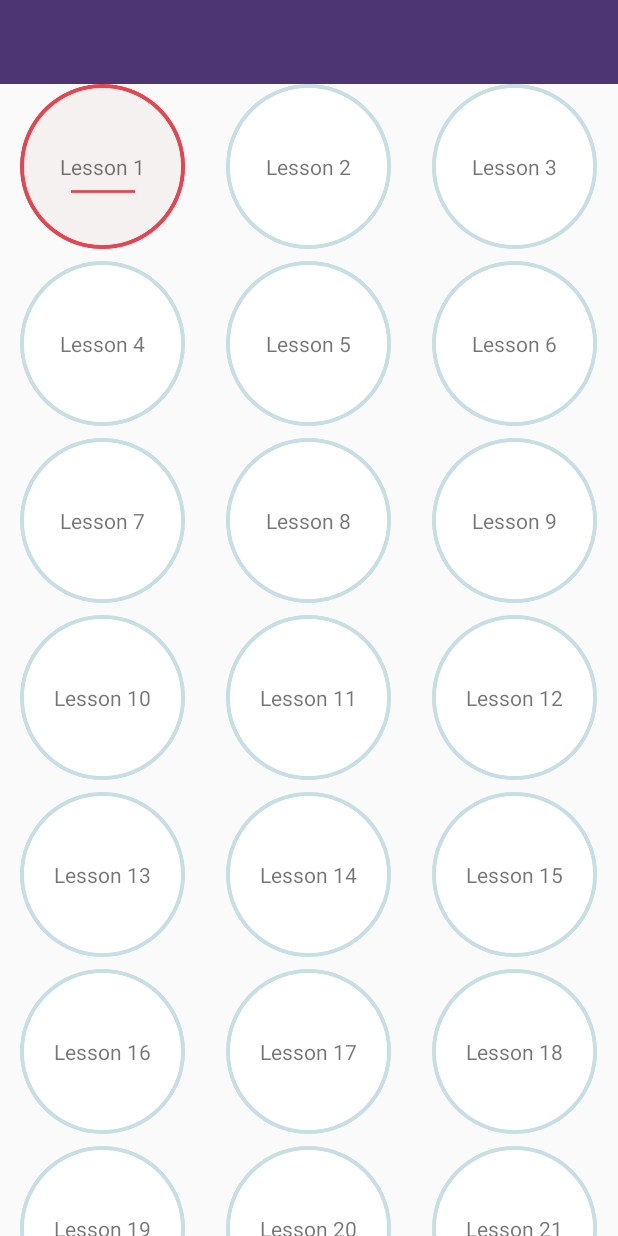
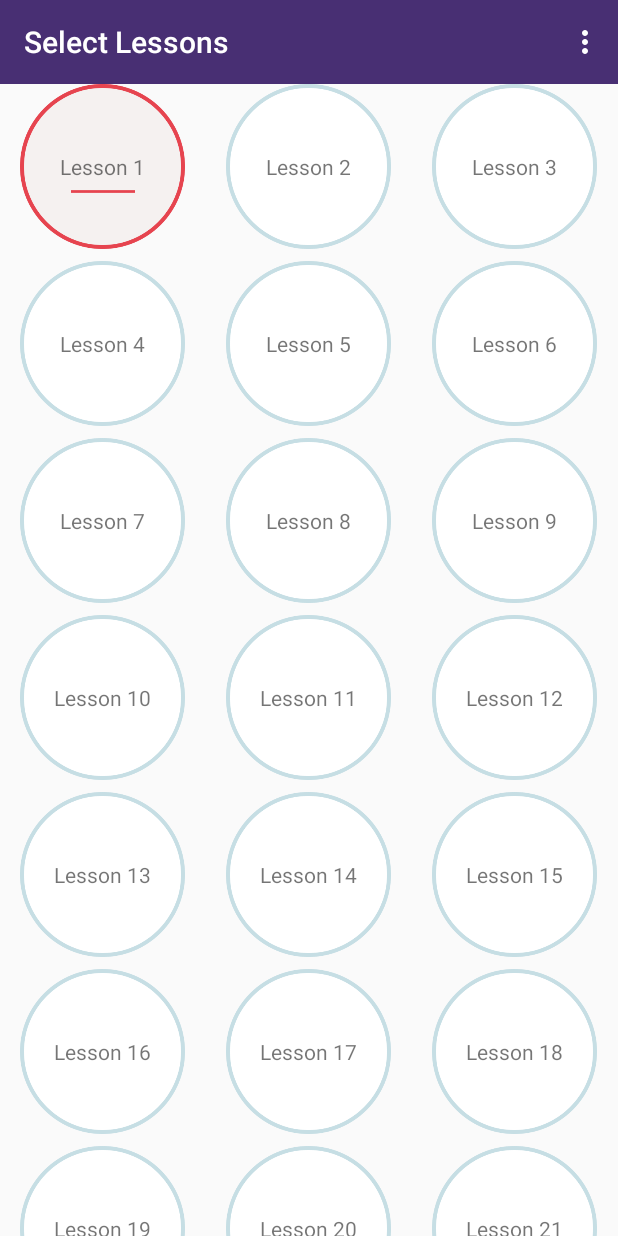
Before and after one commit to tokyo-hackademics/teamobcn, an Android app: the screen it shows after launch (LessonListActivity), on a phone screen of 412 x 824 dp. Run offline under Robolectric (Android 15) with nearby library versions, the phone set to English and light mode, and no system bars.

Commit message:
add toolbar

```diff
--- a/mobile/src/main/java/jp/obcn/memoleep/Activity/LessonListActivity.java
+++ b/mobile/src/main/java/jp/obcn/memoleep/Activity/LessonListActivity.java
@@ -4,6 +4,9 @@ import android.content.Context;
 import android.content.Intent;
 import android.os.Bundle;
 import android.support.v7.app.AppCompatActivity;
+import android.support.v7.widget.Toolbar;
+import android.view.Menu;
+import android.view.MenuItem;
 import android.view.View;
 import android.view.ViewGroup;
 import android.widget.AdapterView;
@@ -36,6 +39,30 @@ public class LessonListActivity extends AppCompatActivity implements AdapterView
         mGridView.setAdapter(mAdapter);
         mGridView.setSelector(android.R.color.transparent);
         mGridView.setOnItemClickListener(this);
+
+        Toolbar toolbar = (Toolbar) findViewById(R.id.Toolbar);
+        toolbar.setTitle("Select Lessons");
+        setSupportActionBar(toolbar);
+    }
+
+    @Override
+    public boolean onCreateOptionsMenu(Menu menu) {
+        getMenuInflater().inflate(R.menu.menu_main, menu);
+        return true;
+    }
+
+    @Override
+    public boolean onOptionsItemSelected(MenuItem item) {
+        int id = item.getItemId();
+
+        // いつものUPナビゲーションの処理
+        switch (id) {
+            case R.id.action_settings:
+                Intent intent = new Intent(getApplication(), SettingsActivity.class);
+                startActivity(intent);
+                return true;
+        }
+        return super.onOptionsItemSelected(item);
     }
 
     @Override
@@ -127,6 +154,4 @@ public class LessonListActivity extends AppCompatActivity implements AdapterView
         private boolean mFirstInComplteted = true;
     }
 
-
-
 }
--- a/mobile/src/main/java/jp/obcn/memoleep/Activity/SettingsActivity.java
+++ b/mobile/src/main/java/jp/obcn/memoleep/Activity/SettingsActivity.java
@@ -27,7 +27,6 @@ public class SettingsActivity extends AppCompatActivity {
         getSupportActionBar().setDisplayHomeAsUpEnabled(true);
     }
 
-
     @Override
     public boolean onOptionsItemSelected(MenuItem item) {
         int id = item.getItemId();
--- a/mobile/src/main/res/layout/activity_lesson_details.xml
+++ b/mobile/src/main/res/layout/activity_lesson_details.xml
@@ -10,7 +10,7 @@
         android:layout_height="wrap_content"
         android:background="?attr/colorPrimary"
         android:minHeight="?attr/actionBarSize"
-        android:theme="@style/Widget.AppCompat.ActionBar" />
+        android:theme="@style/NoActionBarTheme" />
 
     <RelativeLayout
         android:id="@+id/FrameProgress"
--- a/mobile/src/main/res/values/themes.xml
+++ b/mobile/src/main/res/values/themes.xml
@@ -3,8 +3,8 @@
 
     <style name="NoActionBarTheme" parent="Theme.AppCompat.Light.NoActionBar">
         <!-- ToolBarの背景色 -->
-        <item name="colorPrimary">#4C3572</item>
-        <item name="colorPrimaryDark">#C1DEE3</item>
+        <item name="colorPrimary">#482f73</item>
+        <item name="colorPrimaryDark">#93bad5</item>
         <!-- ToolBarのタイトルテキスト色 -->
         <item name="android:textColorPrimary">#ffffff</item>
         <!-- ToolBarのオプションメニューのOverflowアイコンの色 -->
```
Also changed, not shown: mobile/src/main/java/jp/obcn/memoleep/Activity/LessonDetailsActivity.java (+18 -0 lines), mobile/src/main/res/layout/activity_settings.xml (+5 -5 lines), 4 other files.
